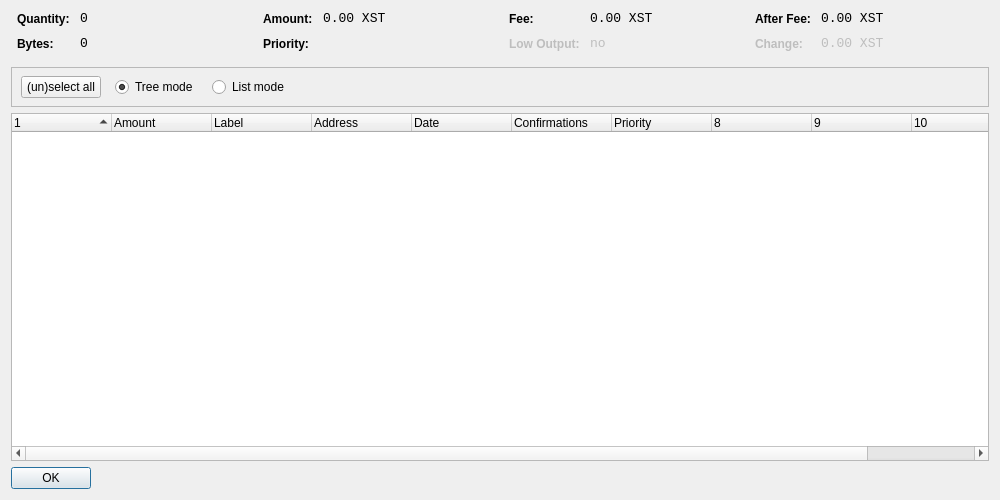
Old version of the form src/qt/forms/coincontroldialog.ui in the repository SonicScrew/SonicScrewdriver.
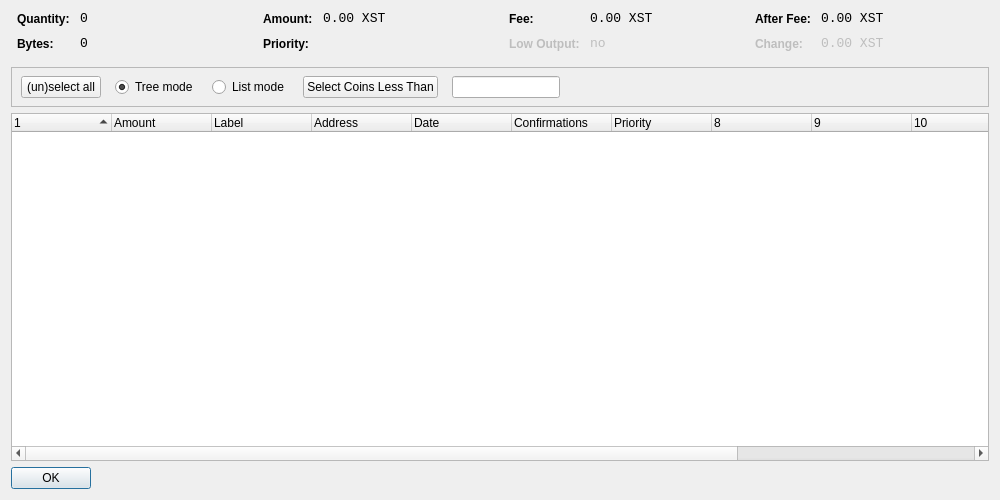
New version of the form. Custom widgets are drawn as their Qt base class.

```diff
--- a/src/qt/forms/coincontroldialog.ui
+++ b/src/qt/forms/coincontroldialog.ui
@@ -379,7 +379,7 @@
         <height>41</height>
        </rect>
       </property>
-      <layout class="QHBoxLayout" name="horizontalLayoutPanel" stretch="0,0,0,0,0">
+      <layout class="QHBoxLayout" name="horizontalLayoutPanel" stretch="0,0,0,0,0,0">
        <property name="spacing">
         <number>14</number>
        </property>
@@ -425,6 +425,32 @@
          </property>
         </widget>
        </item>
+       <item>
+        <widget class="QPushButton" name="pushButtonCustomCC">
+         <property name="text">
+          <string>Select Coins Less Than</string>
+         </property>
+        </widget>
+       </item>
+       <item>
+        <widget class="QLineEdit" name="lineEditCustomCC">
+         <property name="enabled">
+          <bool>true</bool>
+         </property>
+         <property name="sizePolicy">
+          <sizepolicy hsizetype="Fixed" vsizetype="Fixed">
+           <horstretch>0</horstretch>
+           <verstretch>0</verstretch>
+          </sizepolicy>
+         </property>
+         <property name="baseSize">
+          <size>
+           <width>50</width>
+           <height>0</height>
+          </size>
+         </property>
+        </widget>
+       </item>
        <item>
         <spacer name="horizontalSpacer">
          <property name="orientation">
@@ -451,7 +477,7 @@
       <bool>false</bool>
      </property>
      <property name="columnCount">
-      <number>11</number>
+      <number>13</number>
      </property>
      <attribute name="headerShowSortIndicator" stdset="0">
       <bool>true</bool>
```
